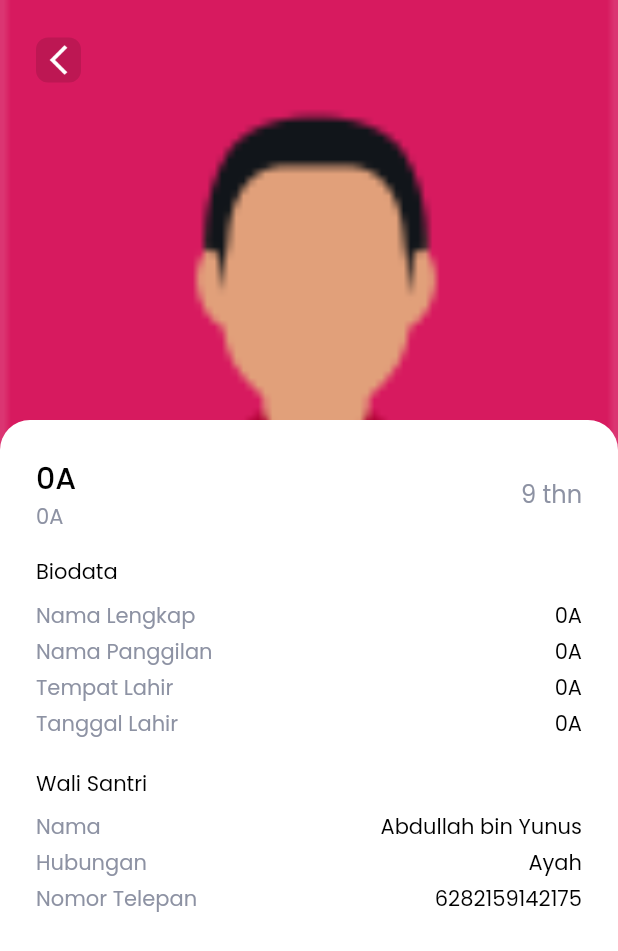
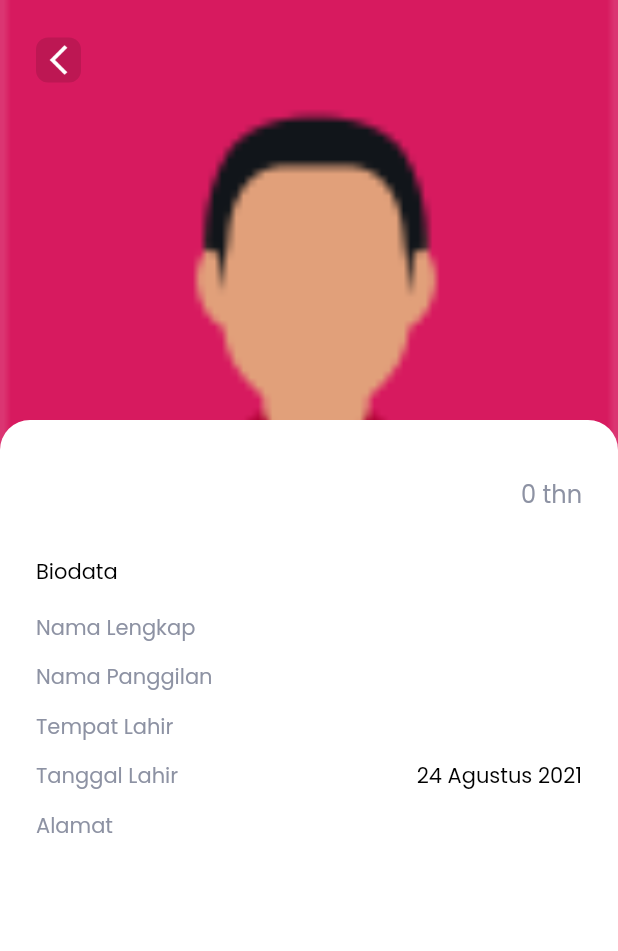
Before and after one commit to iqbaleff214/tpq-imam-syafii-android, a Flutter app: the SantriDetailPage screen opened directly with empty values, on a phone screen of 412 x 824 dp. Shown: the top 951 px of the screen. Run offline on Flutter 3.47's test engine with Material 2 defaults, Android fonts, the light colour scheme and no system bars; our stand-ins replace flutter_spinkit, google_fonts, hijri, shared_preferences; accounts and stored records are empty.

Commit message:
Fix profile picture with sharedpreference and add necessary models

```diff
--- a/lib/models/santri_model.dart
+++ b/lib/models/santri_model.dart
@@ -1,4 +1,4 @@
-import 'package:tpq1/models/kehadiran_santri_model.dart';
+import 'package:tpq1/models/wali_model.dart';
 
 import '../constant.dart';
 
@@ -8,33 +8,36 @@ class SantriModel {
   late String namaLengkap;
   late String namaPanggilan;
   late String tempatLahir;
-  late String tanggalLahir;
+  late DateTime tanggalLahir;
   late String jenisKelamin;
+  late String alamat;
   String foto = '';
-  List<KehadiranSantriModel> kehadiran = [];
+  List<WaliModel> wali = [];
 
   SantriModel({
     this.id = 0,
-    this.nis = '0A',
-    this.namaLengkap = '0A',
-    this.namaPanggilan = '0A',
-    this.tempatLahir = '0A',
-    this.tanggalLahir = '0A',
-    this.jenisKelamin = '0A',
+    this.nis = '',
+    this.namaLengkap = '',
+    this.namaPanggilan = '',
+    this.tempatLahir = '',
+    required this.tanggalLahir,
+    this.jenisKelamin = '',
+    this.alamat = '',
   });
 
   SantriModel.fromJson(Map<String, dynamic> json) {
     id = json['id'];
-    nis = json['nis'];
-    namaLengkap = json['nama_lengkap'];
-    namaPanggilan = json['nama_panggilan'];
-    tempatLahir = json['tempat_lahir'];
-    tanggalLahir = json['tanggal_lahir'];
-    jenisKelamin = json['jenis_kelamin'];
+    nis = json['nis'] ?? '';
+    namaLengkap = json['nama_lengkap'] ?? '';
+    namaPanggilan = json['nama_panggilan'] ?? namaLengkap;
+    tempatLahir = json['tempat_lahir'] ?? '';
+    tanggalLahir = DateTime.parse(json['tanggal_lahir']);
+    jenisKelamin = json['jenis_kelamin'] ?? '';
+    alamat = json['alamat'] ?? '';
     foto = json['foto'] != null && json['foto'].toString().isNotEmpty
         ? '$baseUrl/storage/' + json['foto'].toString()
         : '';
-    kehadiran = json['kehadiran'].map<KehadiranSantriModel>((hadir) => KehadiranSantriModel.fromJson(hadir)).toList();
+    wali = json['wali'].map<WaliModel>((wali) => WaliModel.fromJson(wali)).toList();
   }
 
   Map<String, dynamic> toJson() {
@@ -44,10 +47,11 @@ class SantriModel {
       'nama_lengkap': namaLengkap,
       'nama_panggilan': namaPanggilan,
       'tempat_lahir': tempatLahir,
-      'tanggal_lahir': tanggalLahir,
+      'tanggal_lahir': tanggalLahir.toString(),
       'jenis_kelamin': jenisKelamin,
+      'alamat': alamat,
       'foto': foto,
-      'kehadiran': kehadiran.map((e) => e.toJson()).toList()
+      'wali': wali.map((e) => e.toJson()).toList()
     };
   }
 }
--- a/lib/models/user_model.dart
+++ b/lib/models/user_model.dart
@@ -11,7 +11,7 @@ class UserModel {
   late String token;
   String foto = '';
   PengajarModel pengajar = new PengajarModel();
-  SantriModel santri = new SantriModel();
+  SantriModel santri = new SantriModel(tanggalLahir: DateTime.now());
   KelasModel kelas = new KelasModel(id: 0, nama: 'A3', jenis: 'A3');
 
   UserModel({required this.id, required this.username, required this.email, required this.role, required this.token, required this.foto});
--- a/lib/models/wali_model.dart
+++ b/lib/models/wali_model.dart
@@ -1,27 +1,31 @@
 import '../constant.dart';
 
-class KelasModel {
+class WaliModel {
   late int id;
   late String nama;
-  late String jenis;
+  late String hubungan;
+  late String nomorTelepon;
 
-  KelasModel({
+  WaliModel({
     required this.id,
     required this.nama,
-    required this.jenis,
+    required this.hubungan,
+    required this.nomorTelepon,
   });
 
-  KelasModel.fromJson(Map<String, dynamic> json) {
+  WaliModel.fromJson(Map<String, dynamic> json) {
     id = json['id'];
-    nama = json['nama_kelas'];
-    jenis = json['jenis_kelas'];
+    nama = json['nama_wali'];
+    hubungan = json['hubungan'];
+    nomorTelepon = json['no_telp'];
   }
 
   Map<String, dynamic> toJson() {
     return {
       'id': id,
-      'nama_kelas': nama,
-      'jenis_kelas': jenis,
+      'nama_wali': nama,
+      'hubungan': hubungan,
+      'nomor_telepon': nomorTelepon,
     };
   }
 }
--- a/lib/pages/login_page.dart
+++ b/lib/pages/login_page.dart
@@ -46,7 +46,7 @@ class _LoginPageState extends State<LoginPage> {
           try {
             SharedPreferences prefs = await SharedPreferences.getInstance();
             await prefs.setString('rememberme', jsonEncode(authProvider.user));
-            print(prefs.getString('rememberme'));
+            await prefs.setString('rememberfoto', authProvider.user.foto);
             if (authProvider.user.role == 'Pengajar') {
               await Provider.of<SantriProvider>(context, listen: false).getAllSantri(token: authProvider.user.token);
               Navigator.pushReplacementNamed(context, '/pengajar/main');
--- a/lib/pages/pengajar/profil_page.dart
+++ b/lib/pages/pengajar/profil_page.dart
@@ -51,7 +51,7 @@ class _ProfilPageState extends State<ProfilPage> {
           mainAxisAlignment: MainAxisAlignment.center,
           children: [
             ClipOval(
-              child: user.pengajar.foto.isEmpty
+              child: user.foto.isEmpty
                   ? Image.asset(
                       user.pengajar.jenisKelamin == 'L' ? 'assets/ikhwan.png' : 'assets/akhwat.png',
                       width: 80,
@@ -59,7 +59,7 @@ class _ProfilPageState extends State<ProfilPage> {
                       fit: BoxFit.cover,
                     )
                   : Image.network(
-                      user.pengajar.foto,
+                      user.foto,
                       width: 80,
                       height: 80,
                       fit: BoxFit.cover,
--- a/lib/pages/pengajar/santri_detail_page.dart
+++ b/lib/pages/pengajar/santri_detail_page.dart
@@ -1,4 +1,5 @@
 import 'package:flutter/material.dart';
+import 'package:intl/intl.dart';
 import 'package:tpq1/models/santri_model.dart';
 import 'package:tpq1/theme.dart';
 
@@ -6,6 +7,7 @@ class SantriDetailPage extends StatefulWidget {
   // const SantriDetailPage({Key? key}) : super(key: key);
 
   final SantriModel santri;
+
   SantriDetailPage(this.santri);
 
   @override
@@ -16,6 +18,23 @@ class _SantriDetailPageState extends State<SantriDetailPage> {
   @override
   Widget build(BuildContext context) {
 
+    int calculateAge(DateTime birthDate) {
+      DateTime currentDate = DateTime.now();
+      int age = currentDate.year - birthDate.year;
+      int month1 = currentDate.month;
+      int month2 = birthDate.month;
+      if (month2 > month1) {
+        age--;
+      } else if (month1 == month2) {
+        int day1 = currentDate.day;
+        int day2 = birthDate.day;
+        if (day2 > day1) {
+          age--;
+        }
+      }
+      return age;
+    }
+
     Widget backButton() {
       return Container(
         height: 80,
@@ -23,7 +42,9 @@ class _SantriDetailPageState extends State<SantriDetailPage> {
         child: Align(
           alignment: Alignment.centerLeft,
           child: GestureDetector(
-            onTap: () { Navigator.pop(context); },
+            onTap: () {
+              Navigator.pop(context);
+            },
             child: Container(
               padding: EdgeInsets.all(3),
               width: 30,
@@ -47,9 +68,8 @@ class _SantriDetailPageState extends State<SantriDetailPage> {
             children: <Widget>[
               SizedBox(
                 child: Text(
-                  widget.santri.namaLengkap,
-                  style: blackFontStyle2.copyWith(
-                      fontSize: 20),
+                  widget.santri.namaPanggilan,
+                  style: blackFontStyle2.copyWith(fontSize: 20),
                 ),
               ),
               Text(
@@ -58,37 +78,40 @@ class _SantriDetailPageState extends State<SantriDetailPage> {
               )
             ],
           ),
-          Text('9 thn',
-              style: greyFontStyle.copyWith(
-                  fontSize: 16)),
+          Text( calculateAge(widget.santri.tanggalLahir).toString() + ' thn', style: greyFontStyle.copyWith(fontSize: 16)),
         ],
       );
     }
 
     Widget sectionItem(String label, String item) {
       var width = MediaQuery.of(context).size.width / 2 - defaultMargin - 5;
-      return
-        Container(
-          margin: EdgeInsets.only(bottom: 3),
+      return Container(
+        margin: EdgeInsets.only(bottom: 12),
         child: Row(
           crossAxisAlignment: CrossAxisAlignment.start,
-            mainAxisAlignment:
-            MainAxisAlignment.spaceBetween,
+          mainAxisAlignment: MainAxisAlignment.spaceBetween,
           children: <Widget>[
             SizedBox(
                 width: width,
-                  child: Text(label, style: greyFontStyle,)),
+                child: Text(
+                  label,
+                  style: greyFontStyle,
+                )),
             SizedBox(
                 width: width,
-                  child: Text(item, style: blackFontStyle3, textAlign: TextAlign.right))
+                child: Text(item,
+                    style: blackFontStyle3, textAlign: TextAlign.right))
           ],
         ),
       );
     }
 
     Widget section(String sectionName, List<Widget> rows) {
-      rows.insert(0, Container(
-        padding: EdgeInsets.only(top: 16, bottom: 8),
+      rows.insert(
+          0,
+          Container(
+            // padding: EdgeInsets.only(top: 16, bottom: 8),
+            margin: EdgeInsets.symmetric(vertical: 16),
             child: Text(
               sectionName,
               style: blackFontStyle3,
@@ -109,24 +132,40 @@ class _SantriDetailPageState extends State<SantriDetailPage> {
                 backButton(),
                 Container(
                   margin: EdgeInsets.only(top: 200),
-                  decoration: BoxDecoration(borderRadius: BorderRadius.only(topLeft: Radius.circular(20), topRight: Radius.circular(20)), color: Colors.white),
-                  padding: EdgeInsets.only(top: defaultMargin, right: defaultMargin, left: defaultMargin, bottom: 400),
+                  decoration: BoxDecoration(
+                      borderRadius: BorderRadius.only(
+                          topLeft: Radius.circular(20),
+                          topRight: Radius.circular(20)),
+                      color: Colors.white),
+                  padding: EdgeInsets.only(
+                      top: defaultMargin,
+                      right: defaultMargin,
+                      left: defaultMargin,
+                      bottom: 400),
                   child: Column(
                     crossAxisAlignment: CrossAxisAlignment.start,
                     children: [
                       nama(),
                       section('Biodata', [
                         sectionItem('Nama Lengkap', widget.santri.namaLengkap),
-                        sectionItem('Nama Panggilan', widget.santri.namaPanggilan),
+                        sectionItem(
+                            'Nama Panggilan', widget.santri.namaPanggilan),
                         sectionItem('Tempat Lahir', widget.santri.tempatLahir),
-                        sectionItem('Tanggal Lahir', widget.santri.tanggalLahir),
+                        sectionItem(
+                            'Tanggal Lahir', DateFormat('d MMMM yyyy', 'id').format(widget.santri.tanggalLahir)),
+                        sectionItem('Alamat', widget.santri.alamat),
                       ]),
-                      section('Wali Santri', [
-                        sectionItem('Nama', 'Abdullah bin Yunus'),
-                        sectionItem('Hubungan', 'Ayah'),
-                        sectionItem('Nomor Telepan', '6282159142175'),
-                      ]),
-
+                      Column(
+                        crossAxisAlignment: CrossAxisAlignment.start,
+                        children: widget.santri.wali
+                            .map<Widget>((wali) => section('Wali Santri', [
+                                  sectionItem('Nama', wali.nama),
+                                  sectionItem('Hubungan', wali.hubungan),
+                                  sectionItem(
+                                      'Nomor Telepon', wali.nomorTelepon),
+                                ]))
+                            .toList(),
+                      )
                     ],
                   ),
                 ),
@@ -137,20 +176,28 @@ class _SantriDetailPageState extends State<SantriDetailPage> {
       );
     }
 
-
     return Scaffold(
       body: Stack(
         children: [
           Container(
             color: primaryColor,
           ),
-          SafeArea(child: Container(color: lightColor,)),
+          SafeArea(
+              child: Container(
+            color: lightColor,
+          )),
           SafeArea(
             child: Container(
               height: 300,
               width: double.infinity,
               decoration: BoxDecoration(
-                  image: widget.santri.foto.isEmpty ? DecorationImage(image: AssetImage('assets/ikhwan-santri.png'), fit: BoxFit.cover) : DecorationImage(image: NetworkImage(widget.santri.foto), fit: BoxFit.cover),
+                image: widget.santri.foto.isEmpty
+                    ? DecorationImage(
+                        image: AssetImage('assets/ikhwan-santri.png'),
+                        fit: BoxFit.cover)
+                    : DecorationImage(
+                        image: NetworkImage(widget.santri.foto),
+                        fit: BoxFit.cover),
               ),
             ),
           ),
--- a/lib/providers/auth_provider.dart
+++ b/lib/providers/auth_provider.dart
@@ -22,9 +22,11 @@ class AuthProvider with ChangeNotifier {
   _loadFromPrefs() async {
     await _initPref();
     String? userlogin = _pref.getString('rememberme');
+    String? userFoto = _pref.getString('rememberfoto');
     if (userlogin != null) {
       var decode = jsonDecode(userlogin);
       _user = UserModel.fromJson(decode);
+      _user.foto = userFoto ?? '';
       notifyListeners();
     }
   }
--- a/lib/widgets/santri_card.dart
+++ b/lib/widgets/santri_card.dart
@@ -51,7 +51,7 @@ class SantriCard extends StatelessWidget {
               padding: EdgeInsets.only(left: 12),
               child: Align(
                 alignment: Alignment.centerLeft,
-                child: Text(santri.namaLengkap, style: greyFontStyle.copyWith(fontSize: 12),),
+                child: Text(santri.namaLengkap, style: greyFontStyle.copyWith(fontSize: 12), overflow: TextOverflow.ellipsis,),
               ),
             ),
           ],
```
Also changed, not shown: lib/models/hafalan_model.dart (added, +38 -0 lines), lib/models/honor_model.dart (added, +31 -0 lines), lib/models/kehadiran_pengajar_model.dart (+7 -4 lines), lib/models/kurikulum_bahan_model.dart (added, +18 -0 lines), lib/models/kurikulum_materi_model.dart (added, +18 -0 lines), lib/models/kurikulum_metode_model.dart (added, +18 -0 lines), lib/models/kurikulum_model.dart (added, +53 -0 lines), lib/models/pembelajaran_model.dart (added, +38 -0 lines), lib/models/pengumuman_model.dart (added, +25 -0 lines), lib/models/spp_model.dart (added, +34 -0 lines), lib/pages/pengajar/profil_biodata_page.dart (+65 -8 lines), pubspec.lock. Lines whose indentation alone changed are shown as unchanged.
